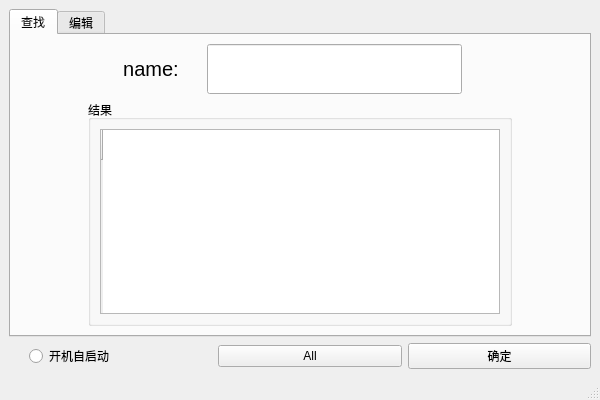
The window that change/Window.ui (Jin-Watis/BirthdayRemind) describes before a commit, drawn with Qt 5.
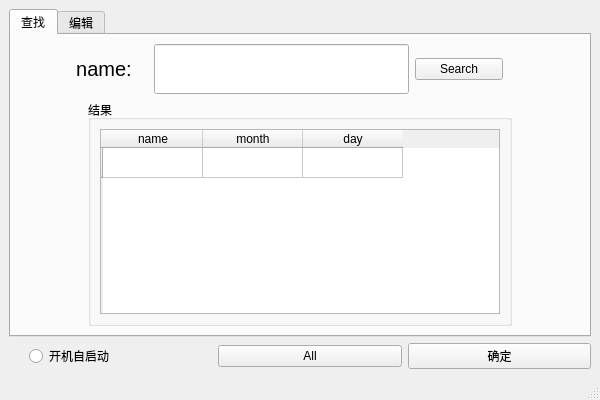
The same window after the commit.

Commit message: Search 和 ShowAll 功能完成 再次修改数据结构 更改数据命名 ShowAll 虽然有多线程，但仍会限制主程序

The edit to the form file:
```diff
--- a/change/Window.ui
+++ b/change/Window.ui
@@ -112,6 +112,13 @@
                 </property>
                </widget>
               </item>
+              <item>
+               <widget class="QPushButton" name="SEARCH">
+                <property name="text">
+                 <string>Search</string>
+                </property>
+               </widget>
+              </item>
              </layout>
             </item>
             <item alignment="Qt::AlignHCenter">
@@ -145,6 +152,21 @@
                    <string/>
                   </property>
                  </row>
+                 <column>
+                  <property name="text">
+                   <string>name</string>
+                  </property>
+                 </column>
+                 <column>
+                  <property name="text">
+                   <string>month</string>
+                  </property>
+                 </column>
+                 <column>
+                  <property name="text">
+                   <string>day</string>
+                  </property>
+                 </column>
                 </widget>
                </item>
               </layout>
```
The commit also changes 11 other files.
